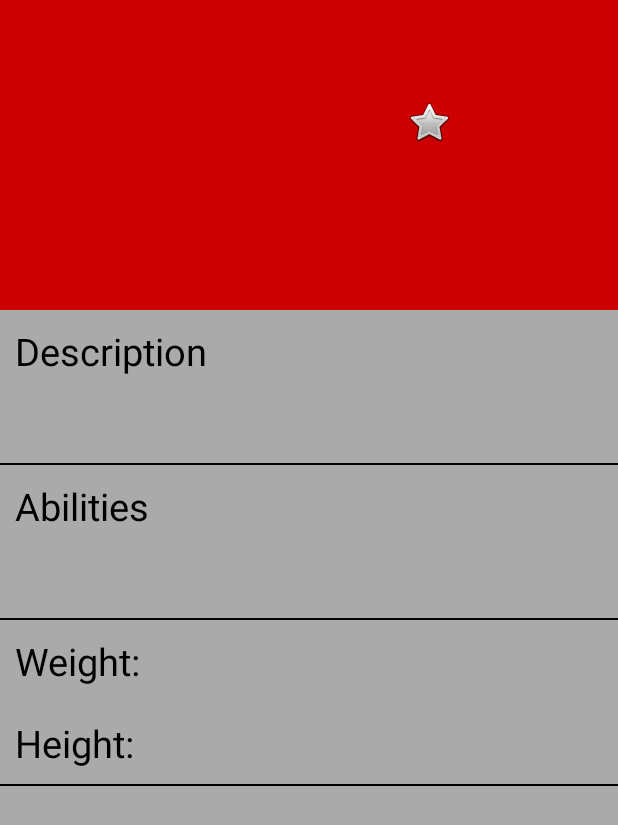
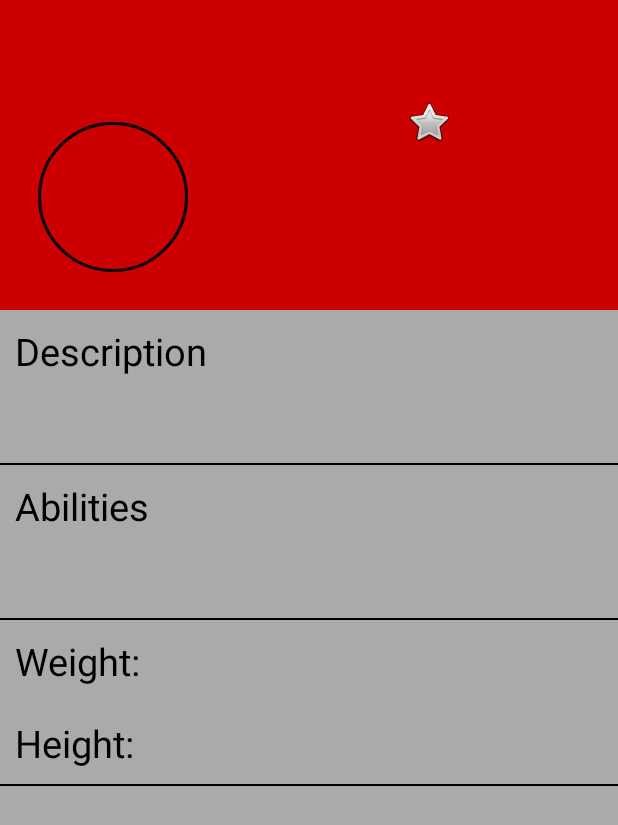
Before and after one commit to simonvank98/AndroidPokeDex, an Android app: the Pokemon screen opened directly, with no data from a screen before it, on a phone screen of 412 x 824 dp. Shown: the top 825 px of the screen. Run offline under Robolectric (Android 15) with nearby library versions, the phone set to English and light mode, and no system bars; our stand-ins replace Volley; network calls fail; 3 statements that could not run were skipped.

Commit message:
pokemon screen styling + gradle build

```diff
--- a/app/build.gradle
+++ b/app/build.gradle
@@ -19,6 +19,7 @@ android {
 }
 
 dependencies {
+    implementation 'com.android.support:support-annotations:28.0.0'
     implementation fileTree(dir: 'libs', include: ['*.jar'])
     implementation 'com.android.support:appcompat-v7:26.1.0'
     implementation 'com.android.support:design:26.1.0'
--- a/app/src/main/java/com/example/nomis/androidpokedex/Pokemon.java
+++ b/app/src/main/java/com/example/nomis/androidpokedex/Pokemon.java
@@ -155,7 +155,7 @@ public class Pokemon extends AppCompatActivity {
 
                                 String typeName = type.getString("name");
 
-                                pokemonTypeTextView.append(typeName + "\n");
+                                pokemonTypeTextView.append("- " + typeName + "\n");
                             }
 
                             // ability names
--- /dev/null
+++ b/app/src/main/res/drawable/pokemonborder.xml
@@ -0,0 +1,12 @@
+<?xml version="1.0" encoding="utf-8"?>
+<shape xmlns:android="http://schemas.android.com/apk/res/android"
+    android:innerRadius="0dp"
+    android:shape="ring"
+    android:thicknessRatio="2"
+    android:useLevel="false" >
+    <solid android:color="@android:color/transparent" />
+
+    <stroke
+        android:width="2dp"
+        android:color="@android:color/black" />
+</shape>
--- a/app/src/main/res/layout/pokemon.xml
+++ b/app/src/main/res/layout/pokemon.xml
@@ -34,7 +34,9 @@
             android:layout_height="100dp"
             app:srcCompat="@mipmap/ic_launcher"
             android:layout_margin="25dp"
-            android:gravity="left"/>
+            android:gravity="left"
+            android:background="@drawable/pokemonborder"
+            />
         <TextView
             android:id="@+id/pokemonType"
             android:layout_width="wrap_content"
```
